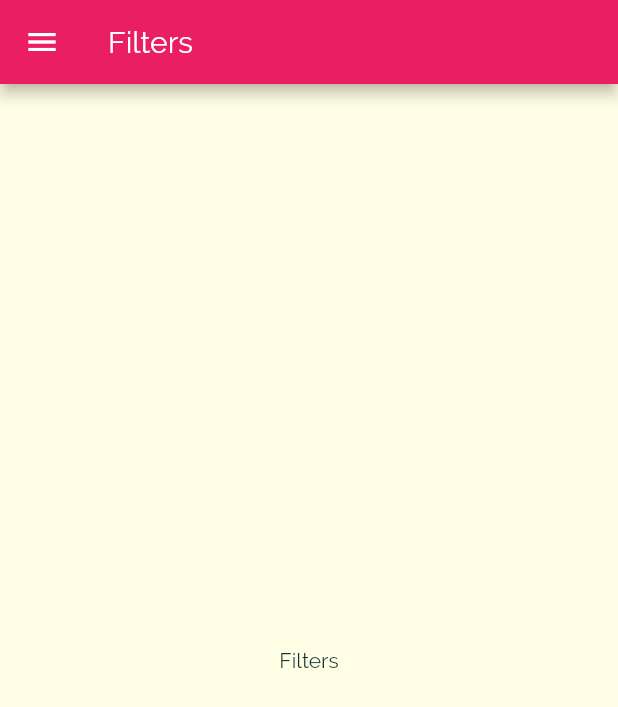
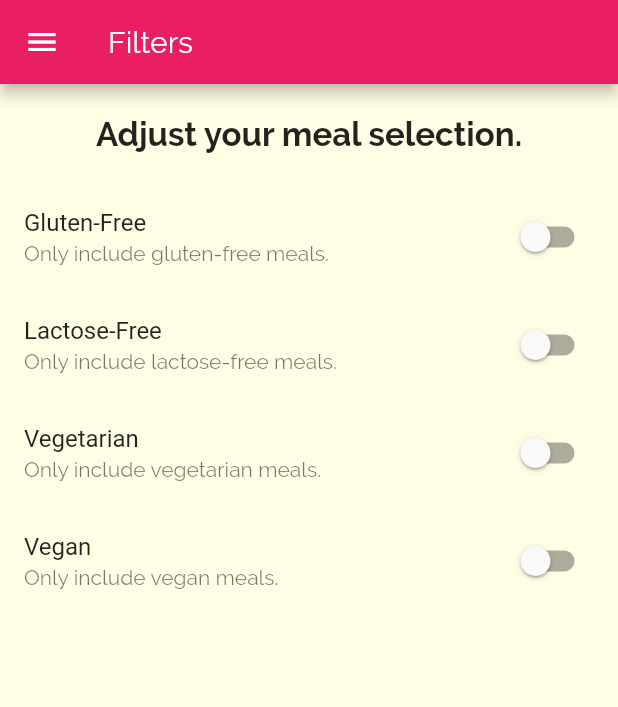
Before and after one commit to salim-joshua/meals-app, a Flutter app: the FilterScreen screen opened by its route, on a phone screen of 412 x 824 dp. Shown: the top 707 px of the screen. Run offline on Flutter 3.47's test engine with Material 2 defaults, Android fonts, the phone set to English and light mode, and no system bars.

Commit message:
added filter switches

```diff
--- a/lib/screens/filters_screen.dart
+++ b/lib/screens/filters_screen.dart
@@ -1,16 +1,81 @@
 import 'package:flutter/material.dart';
 import '../widgets/main_drawer.dart';
 
-class FilterScreen extends StatelessWidget {
+class FilterScreen extends StatefulWidget {
   static const routeName = '/filters';
+
+  @override
+  _FilterScreenState createState() => _FilterScreenState();
+}
+
+class _FilterScreenState extends State<FilterScreen> {
+  bool _glutenFree = false;
+  bool _vegetarian = false;
+  bool _vegan = false;
+  bool _lactoseFree = false;
+
+  Widget _switchListTile(
+      String title, String subtitle, bool value, Function updateValue) {
+    return SwitchListTile(
+      title: Text(title),
+      value: value,
+      subtitle: Text(subtitle),
+      onChanged: updateValue,
+    );
+  }
 
   @override
   Widget build(BuildContext context) {
     return Scaffold(
-        appBar: AppBar(title: Text('Filters'),),
-          drawer: MainDrawer(),
-          body: Center(
-        child: Text('Filters'),
+      appBar: AppBar(
+        title: Text('Filters'),
+      ),
+      drawer: MainDrawer(),
+      body: Column(
+        children: <Widget>[
+          Container(
+            padding: EdgeInsets.all(20),
+            child: Text(
+              'Adjust your meal selection.',
+              style: Theme.of(context).textTheme.title,
+            ),
+          ),
+          Expanded(
+            child: ListView(
+              children: <Widget>[
+                _switchListTile('Gluten-Free',
+                    'Only include gluten-free meals.', _glutenFree, (newValue) {
+                  setState(() {
+                    _glutenFree = newValue;
+                  });
+                }),
+                _switchListTile(
+                    'Lactose-Free',
+                    'Only include lactose-free meals.',
+                    _lactoseFree, (newValue) {
+                  setState(() {
+                    _lactoseFree = newValue;
+                  });
+                }),
+                _switchListTile(
+                    'Vegetarian', 'Only include vegetarian meals.', _vegetarian,
+                    (newValue) {
+                  setState(() {
+                    _vegetarian = newValue;
+                  });
+                }),
+                _switchListTile(
+                    'Vegan',
+                    'Only include vegan meals.',
+                    _vegan, (newValue) {
+                  setState(() {
+                    _vegan = newValue;
+                  });
+                }),
+              ],
+            ),
+          ),
+        ],
       ),
     );
   }
```
